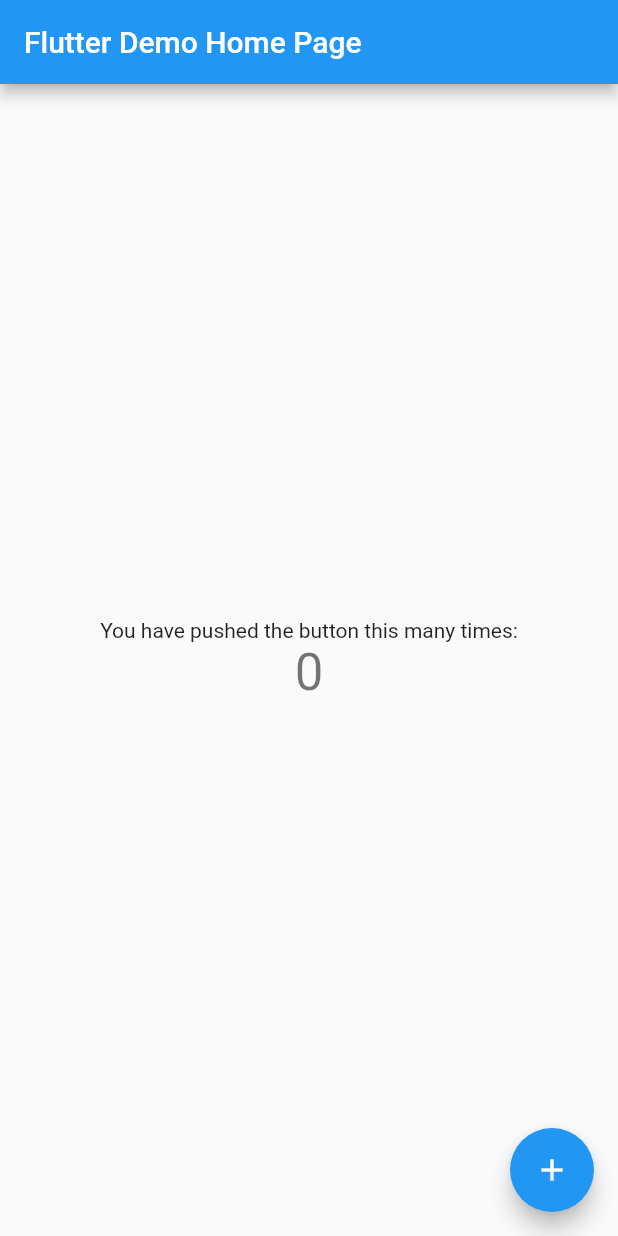
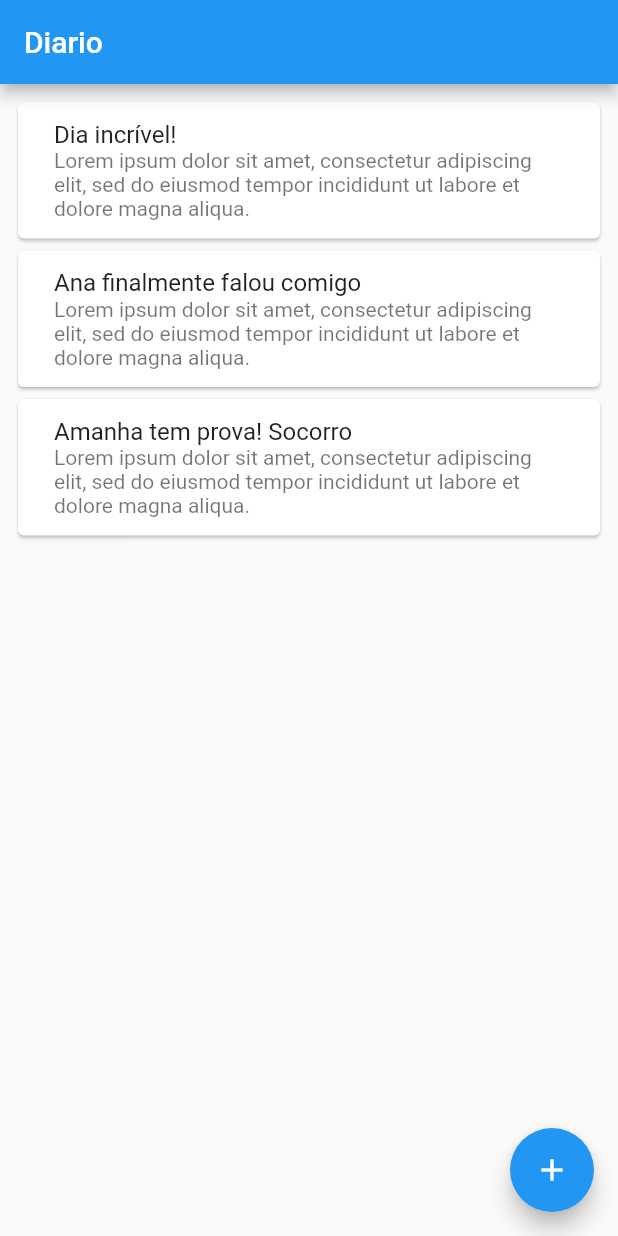
Before and after one commit to Brenocq/Diario-POO, a Flutter app: the screen it shows after launch, on a phone screen of 412 x 824 dp. Run offline on Flutter 3.47's test engine with Material 2 defaults, Android fonts, the phone set to English and light mode, and no system bars.

```diff
--- a/app/diario_poo/lib/main.dart
+++ b/app/diario_poo/lib/main.dart
@@ -1,111 +1,63 @@
 import 'package:flutter/material.dart';
+import 'page.dart';
 
-void main() => runApp(MyApp());
+void main() => runApp(DiaryApp());
 
-class MyApp extends StatelessWidget {
-  // This widget is the root of your application.
+class DiaryApp extends StatelessWidget {
   @override
   Widget build(BuildContext context) {
     return MaterialApp(
-      title: 'Flutter Demo',
-      theme: ThemeData(
-        // This is the theme of your application.
-        //
-        // Try running your application with "flutter run". You'll see the
-        // application has a blue toolbar. Then, without quitting the app, try
-        // changing the primarySwatch below to Colors.green and then invoke
-        // "hot reload" (press "r" in the console where you ran "flutter run",
-        // or simply save your changes to "hot reload" in a Flutter IDE).
-        // Notice that the counter didn't reset back to zero; the application
-        // is not restarted.
-        primarySwatch: Colors.blue,
-      ),
-      home: MyHomePage(title: 'Flutter Demo Home Page'),
-    );
+        title: 'Flutter Demo',
+        theme: ThemeData(
+          primarySwatch: Colors.blue,
+        ),
+        home: HomePage(),
+        debugShowCheckedModeBanner: false);
   }
 }
 
-class MyHomePage extends StatefulWidget {
-  MyHomePage({Key key, this.title}) : super(key: key);
-
-  // This widget is the home page of your application. It is stateful, meaning
-  // that it has a State object (defined below) that contains fields that affect
-  // how it looks.
-
-  // This class is the configuration for the state. It holds the values (in this
-  // case the title) provided by the parent (in this case the App widget) and
-  // used by the build method of the State. Fields in a Widget subclass are
-  // always marked "final".
-
-  final String title;
-
+class HomePage extends StatefulWidget {
   @override
-  _MyHomePageState createState() => _MyHomePageState();
+  _HomePageState createState() => _HomePageState();
 }
 
-class _MyHomePageState extends State<MyHomePage> {
-  int _counter = 0;
-
-  void _incrementCounter() {
-    setState(() {
-      // This call to setState tells the Flutter framework that something has
-      // changed in this State, which causes it to rerun the build method below
-      // so that the display can reflect the updated values. If we changed
-      // _counter without calling setState(), then the build method would not be
-      // called again, and so nothing would appear to happen.
-      _counter++;
-    });
-  }
-
+class _HomePageState extends State<HomePage> {
   @override
   Widget build(BuildContext context) {
-    // This method is rerun every time setState is called, for instance as done
-    // by the _incrementCounter method above.
-    //
-    // The Flutter framework has been optimized to make rerunning build methods
-    // fast, so that you can just rebuild anything that needs updating rather
-    // than having to individually change instances of widgets.
     return Scaffold(
       appBar: AppBar(
-        // Here we take the value from the MyHomePage object that was created by
-        // the App.build method, and use it to set our appbar title.
-        title: Text(widget.title),
+        title: Text("Diario"),
       ),
-      body: Center(
-        // Center is a layout widget. It takes a single child and positions it
-        // in the middle of the parent.
+      body: Padding(
+        padding: const EdgeInsets.all(8.0),
         child: Column(
-          // Column is also a layout widget. It takes a list of children and
-          // arranges them vertically. By default, it sizes itself to fit its
-          // children horizontally, and tries to be as tall as its parent.
-          //
-          // Invoke "debug painting" (press "p" in the console, choose the
-          // "Toggle Debug Paint" action from the Flutter Inspector in Android
-          // Studio, or the "Toggle Debug Paint" command in Visual Studio Code)
-          // to see the wireframe for each widget.
-          //
-          // Column has various properties to control how it sizes itself and
-          // how it positions its children. Here we use mainAxisAlignment to
-          // center the children vertically; the main axis here is the vertical
-          // axis because Columns are vertical (the cross axis would be
-          // horizontal).
-          mainAxisAlignment: MainAxisAlignment.center,
           children: <Widget>[
-            Text(
-              'You have pushed the button this many times:',
+            DiaryPage(
+              title: "Dia incrível!",
+              description:
+                  "Lorem ipsum dolor sit amet, consectetur adipiscing elit, sed do eiusmod tempor incididunt ut labore et dolore magna aliqua. ",
+              day: "Hoje",
             ),
-            Text(
-              '$_counter',
-              style: Theme.of(context).textTheme.display1,
+            DiaryPage(
+              title: "Ana finalmente falou comigo",
+              description:
+                  "Lorem ipsum dolor sit amet, consectetur adipiscing elit, sed do eiusmod tempor incididunt ut labore et dolore magna aliqua. ",
+              day: "Hoje",
+            ),
+            DiaryPage(
+              title: "Amanha tem prova! Socorro",
+              description:
+                  "Lorem ipsum dolor sit amet, consectetur adipiscing elit, sed do eiusmod tempor incididunt ut labore et dolore magna aliqua. ",
+              day: "Hoje",
             ),
           ],
         ),
       ),
       floatingActionButton: FloatingActionButton(
-        onPressed: _incrementCounter,
-        tooltip: 'Increment',
+        onPressed: () {},
+        tooltip: 'Escrever',
         child: Icon(Icons.add),
-      ), // This trailing comma makes auto-formatting nicer for build methods.
+      ),
     );
   }
 }
--- /dev/null
+++ b/app/diario_poo/lib/page.dart
@@ -0,0 +1,30 @@
+import 'package:flutter/material.dart';
+import 'package:flutter/foundation.dart';
+
+class DiaryPage extends StatelessWidget {
+  DiaryPage(
+      {@required this.title, @required this.description, @required this.day})
+      : assert(title != null);
+  final String title;
+  final String description;
+  final String day;
+
+  @override
+  Widget build(BuildContext context) {
+    return Card(
+      child: Padding(
+        padding: const EdgeInsets.all(8.0),
+        child: Column(
+          mainAxisSize: MainAxisSize.min,
+          children: <Widget>[
+            ListTile(
+              //leading: Icon(Icons.album),
+              title: Text(title),
+              subtitle: Text(description),
+            ),
+          ],
+        ),
+      ),
+    );
+  }
+}
```
